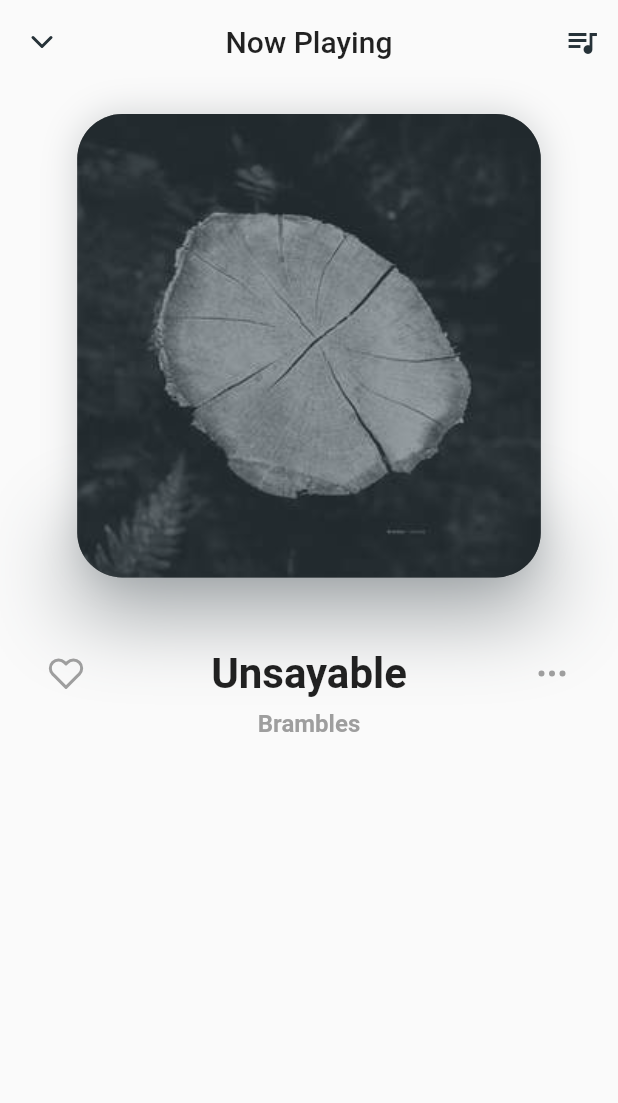
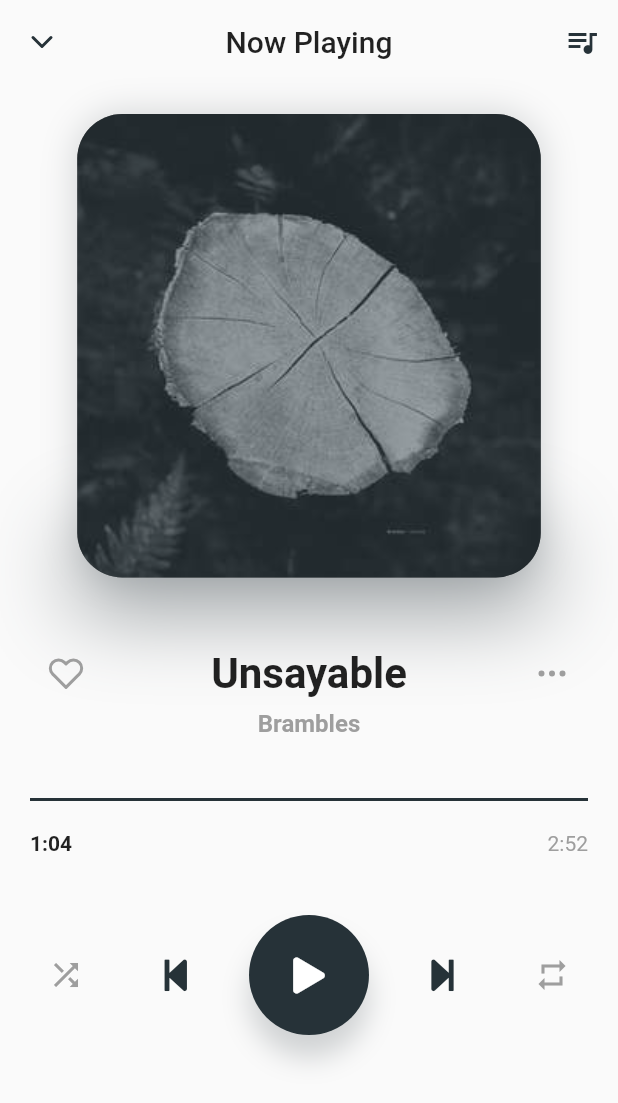
Before and after one commit to michaelmartins09/ui_player_flutter, a Flutter app: the screen it shows after launch, on a phone screen of 412 x 824 dp. Shown: the top 1103 px of the screen. Run offline on Flutter 3.47's test engine with Material 2 defaults, Android fonts, the phone set to English and light mode, and no system bars; our stand-ins replace flutter_feather_icons, font_awesome_flutter; missing offline and left inert: flutter_visualizers.

Commit message:
added: player options

```diff
--- a/lib/app/pages/home/home_page.dart
+++ b/lib/app/pages/home/home_page.dart
@@ -1,6 +1,10 @@
 import 'package:flutter/material.dart';
 import 'package:flutter_feather_icons/flutter_feather_icons.dart';
+import 'package:flutter_visualizers/Visualizers/LineVisualizer.dart';
+import 'package:flutter_visualizers/visualizer.dart';
+import 'package:font_awesome_flutter/font_awesome_flutter.dart';
 import 'package:ui_player_flutter/app/shared/theme/strings.dart';
+
 
 class HomePage extends StatefulWidget {
   @override
@@ -85,8 +89,64 @@ class _HomePageState extends State<HomePage> {
                   ),
                   Text("Brambles", style: TextStyle(
                     color: Colors.grey, fontSize: 16, fontWeight: FontWeight.bold
-                  ))
+                  )),
                 ],
+              ),
+              SizedBox(height: 40),
+              Expanded(
+                child: Column(
+                  children: <Widget>[
+                    Container(
+                      height: 2,
+                      child: LinearProgressIndicator(
+                        value: 0,
+                        backgroundColor: Theme.of(context).primaryColor,
+                      ),
+                    ),
+                    SizedBox(height: 20),
+                    Row(
+                      mainAxisAlignment: MainAxisAlignment.spaceBetween,
+                      children: <Widget>[
+                        Text("1:04", style: TextStyle(
+                          fontWeight: FontWeight.bold
+                        )),
+                        Text("2:52", style: TextStyle(
+                          color: Colors.grey
+                        )),
+                      ]
+                    ),
+                    SizedBox(height: 40),
+                    Row(
+                      mainAxisAlignment: MainAxisAlignment.spaceBetween,
+                      children: <Widget>[
+                        IconButton(icon: Icon(Icons.shuffle, color: Colors.grey), onPressed: (){}),
+                        IconButton(icon: Icon(FontAwesomeIcons.stepBackward, color: Theme.of(context).primaryColor), onPressed: (){}),
+                        Container(
+                          height: 80,
+                          width: 80,
+                          decoration: BoxDecoration(
+                            color: Theme.of(context).primaryColor,
+                            shape: BoxShape.circle,
+                            boxShadow: [
+                              BoxShadow(
+                                color: Theme.of(context).primaryColor.withOpacity(0.2),
+                                blurRadius: 15,
+                                offset: Offset(0, 15)
+                              )
+                            ]
+                          ),
+                          child: IconButton(
+                            icon: Icon(FontAwesomeIcons.play),
+                            color: Colors.white,
+                            onPressed: (){}
+                          ),
+                        ),
+                        IconButton(icon: Icon(FontAwesomeIcons.stepForward, color: Theme.of(context).primaryColor), onPressed: (){}),
+                        IconButton(icon: Icon(Icons.repeat, color: Colors.grey), onPressed: (){}),
+                      ]
+                    ),
+                  ],
+                ),
               )
             ],
           ),
--- a/pubspec.yaml
+++ b/pubspec.yaml
@@ -15,6 +15,8 @@ dependencies:
   cupertino_icons: ^0.1.2
   flutter_feather_icons: ^1.0.3
   font_awesome_flutter: ^8.8.1
+
+  flutter_visualizers: ^0.0.2
 
 dev_dependencies:
   flutter_test:
```
Also changed, not shown: pubspec.lock, 3 other files.
